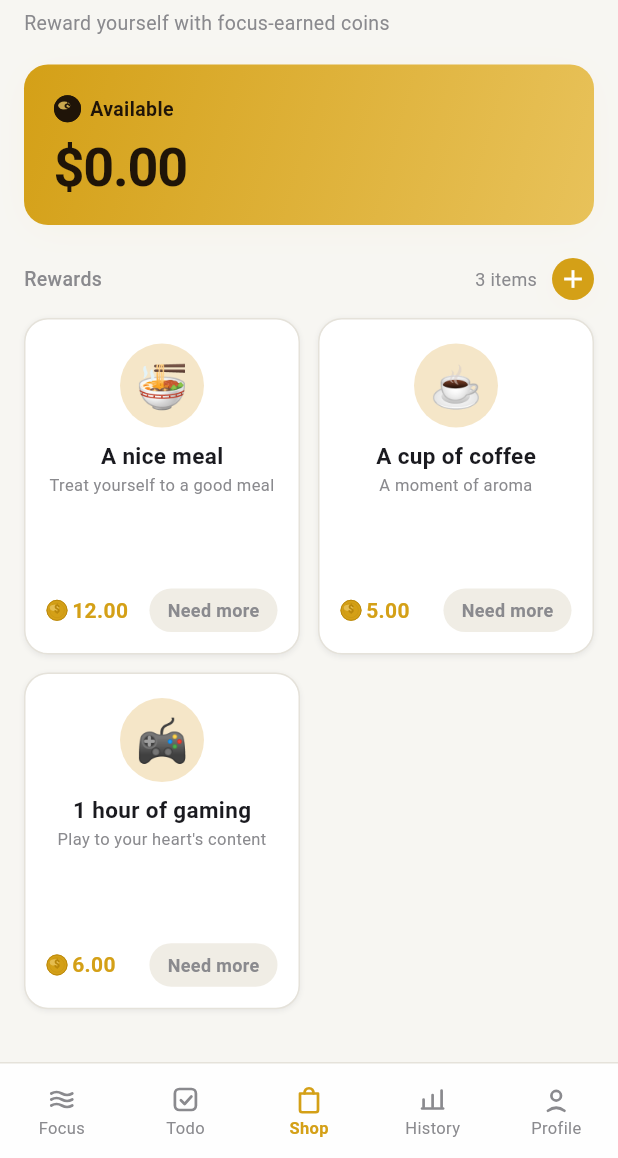
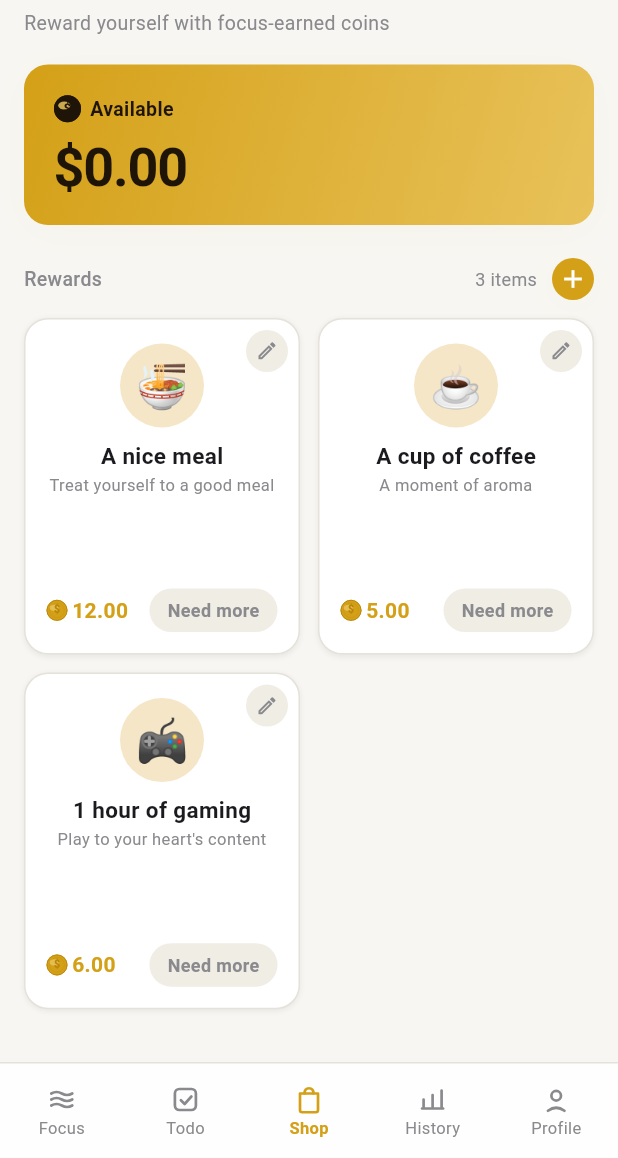
Before and after one commit to SmartChen2/pay_myself, a Flutter app: the screen it shows after launch, item 3 of the bottom bar chosen, on a phone screen of 412 x 824 dp, the part 78-1236 px from its top. Run offline on Flutter 3.47's test engine with Material 3 defaults, Android fonts, the phone set to English and light mode, and no system bars; our stand-ins replace audioplayers, file_picker.

Commit message:
商店优化

```diff
--- a/lib/pages/shop_page.dart
+++ b/lib/pages/shop_page.dart
@@ -288,7 +288,9 @@ class _ShopCard extends StatelessWidget {
   Widget build(BuildContext context) {
     return GestureDetector(
       onTap: onEdit,
-      child: Container(
+      child: Stack(
+        children: [
+          Container(
             padding: const EdgeInsets.fromLTRB(14, 16, 14, 14),
             decoration: BoxDecoration(
               color: p.card,
@@ -348,6 +350,7 @@ class _ShopCard extends StatelessWidget {
                   mainAxisAlignment: MainAxisAlignment.spaceBetween,
                   children: [
                     Row(
+                      mainAxisSize: MainAxisSize.min,
                       children: [
                         CoinIcon(size: 14),
                         const SizedBox(width: 3),
@@ -361,16 +364,40 @@ class _ShopCard extends StatelessWidget {
                         ),
                       ],
                     ),
-              _BuyButton(
+                    const SizedBox(width: 6),
+                    // Flexible + 省略号:避免"Need more"等英文标签溢出卡片
+                    Flexible(
+                      child: _BuyButton(
                         p: p,
                         owned: owned,
                         affordable: affordable,
                         onTap: onBuy,
                       ),
+                    ),
                   ],
                 ),
               ],
             ),
+          ),
+          // 编辑/删除入口:点击打开编辑面板(内含删除商品),让增删改清晰可见
+          Positioned(
+            top: 8,
+            right: 8,
+            child: GestureDetector(
+              onTap: onEdit,
+              child: Container(
+                width: 28,
+                height: 28,
+                alignment: Alignment.center,
+                decoration: BoxDecoration(
+                  color: p.input,
+                  shape: BoxShape.circle,
+                ),
+                child: Icon(Icons.edit_outlined, size: 15, color: p.mutedForeground),
+              ),
+            ),
+          ),
+        ],
       ),
     );
   }
@@ -404,6 +431,8 @@ class _BuyButton extends StatelessWidget {
         ),
         child: Text(
           owned ? context.t('shop.owned') : (affordable ? context.t('shop.redeem') : context.t('shop.need.more')),
+          maxLines: 1,
+          overflow: TextOverflow.ellipsis,
           style: TextStyle(
             fontSize: 12,
             fontWeight: FontWeight.w700,
```
Lines whose indentation alone changed are shown as unchanged.
